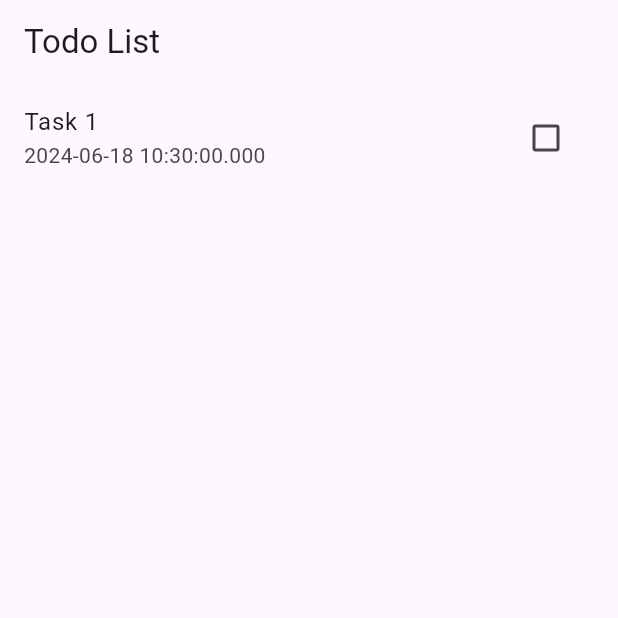
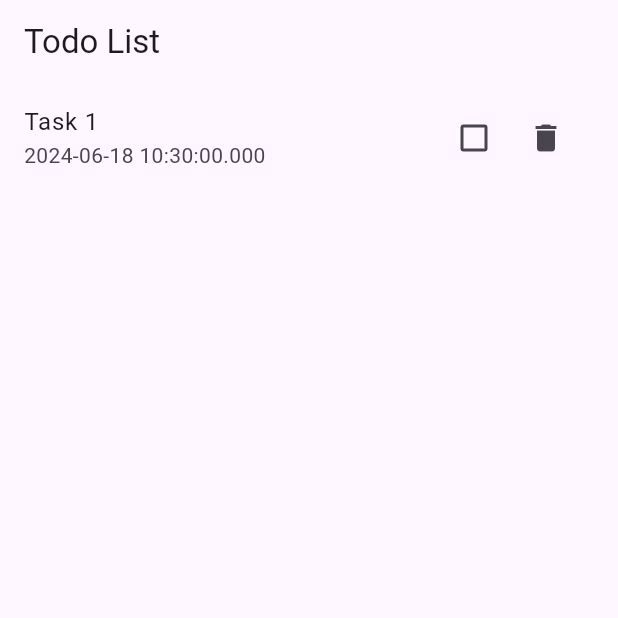
Before and after one commit to pentabi/mvvm_practice, a Flutter app: the screen it shows after launch, on a phone screen of 412 x 824 dp, the top half of it. Run offline on Flutter 3.47's test engine with Material 3 defaults, Android fonts, the phone set to English and light mode, and no system bars.

Commit message:
finished(hard delete)

```diff
--- a/lib/view/widgets/todo_list_item.dart
+++ b/lib/view/widgets/todo_list_item.dart
@@ -2,21 +2,34 @@ import 'package:flutter/material.dart';
 import 'package:mvvm_practice/model/todo_model.dart';
 
 class TodoListItem extends StatelessWidget {
-  const TodoListItem({super.key, required this.todo, required this.change});
+  const TodoListItem(
+      {super.key,
+      required this.todo,
+      required this.change,
+      required this.delete});
 
   final TodoModel todo;
   final Function(bool?)? change;
+  final Function() delete;
 
   @override
   Widget build(BuildContext context) {
     return ListTile(
       title: Text(todo.taskName),
-      subtitle: Text(
-        todo.createdAt.toString(),
-      ),
-      trailing: Checkbox(
-        value: todo.isChecked,
-        onChanged: change,
+      subtitle: Text(todo.createdAt.toString()),
+      trailing: Row(
+        mainAxisSize:
+            MainAxisSize.min, // Ensures the Row takes up the minimum space
+        children: [
+          Checkbox(
+            value: todo.isChecked,
+            onChanged: change,
+          ),
+          IconButton(
+            icon: const Icon(Icons.delete),
+            onPressed: delete,
+          ),
+        ],
       ),
     );
   }
```
Also changed, not shown: lib/view/todo_list_view.dart (+7 -5 lines), lib/viewmodel/todo_list_viewmodel.dart (+7 -2 lines).
